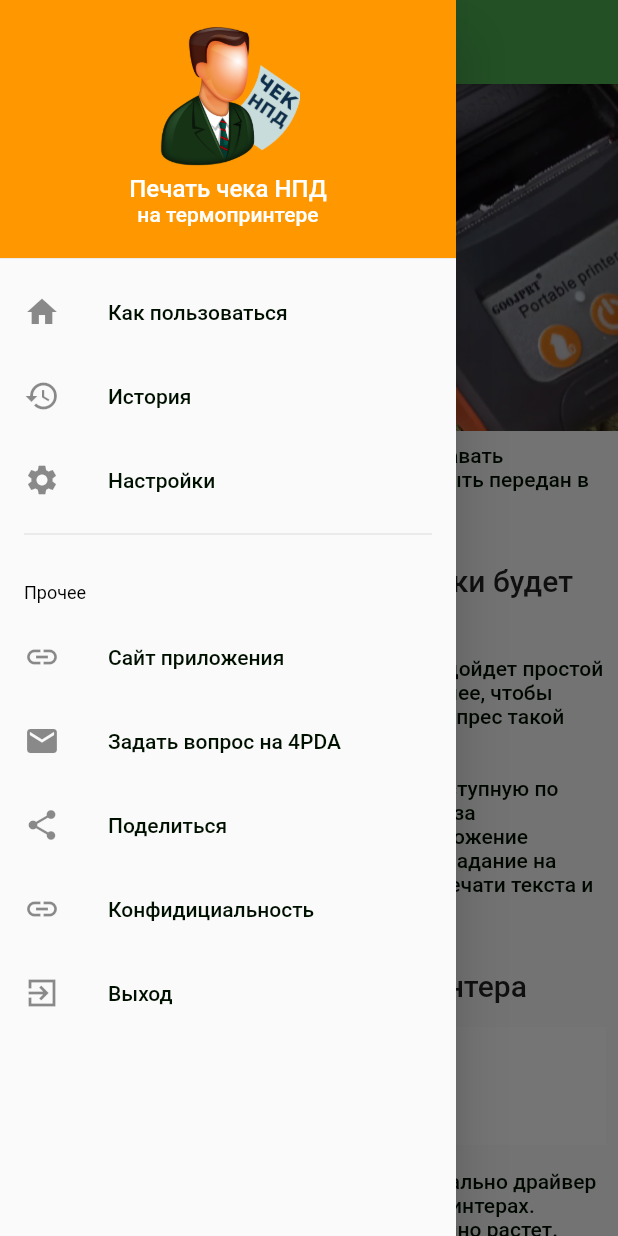
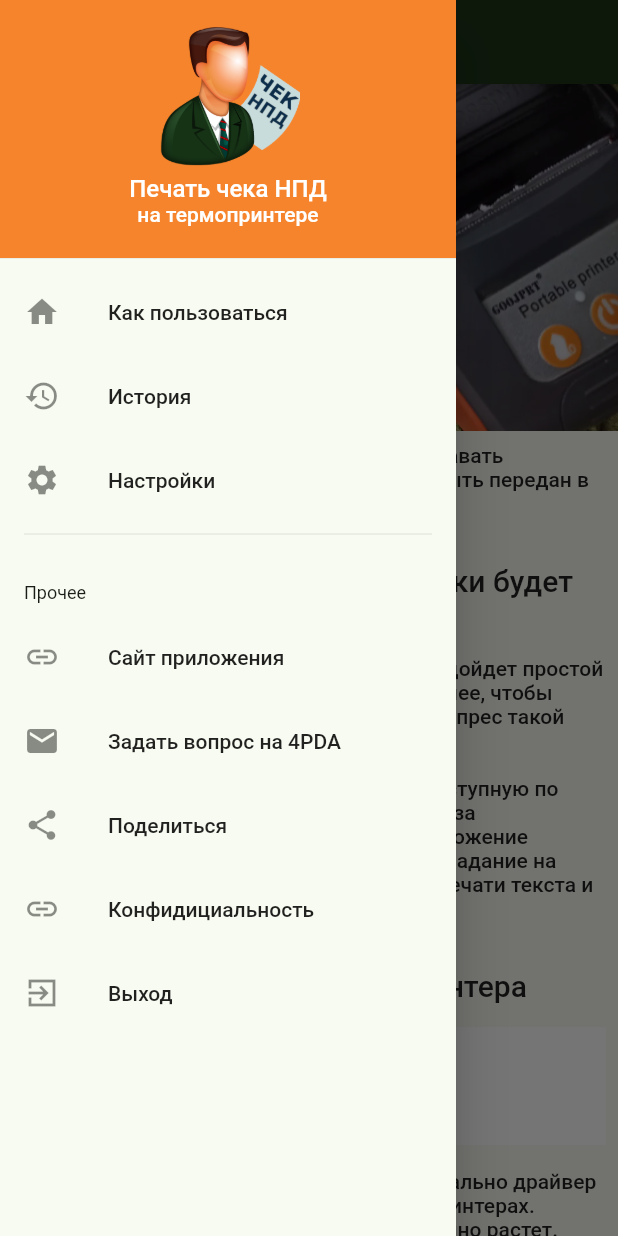
Before and after one commit to Muraveiko/npd_receipt, a Flutter app: the screen it shows after launch, with the side drawer open, on a phone screen of 412 x 824 dp. Run offline on Flutter 3.47's test engine with Material 2 defaults, Android fonts, the light colour scheme and no system bars; our stand-ins replace device_info_plus, double_back_to_close_app, floor, flutter_settings_screens, package_info_plus, share_plus and 1 more; missing offline and left inert: android_intent_plus, window_size; accounts and stored records are empty; generated files the repository leaves out were written again.

Commit message:
Переделал цвета на использование темы. Привел палитру к брендбуку.

```diff
--- a/lib/licenses_screen.dart
+++ b/lib/licenses_screen.dart
@@ -10,7 +10,7 @@ class LicensesScreen extends StatelessWidget {
         .textTheme
         .apply(displayColor: Theme.of(context).colorScheme.onSurface);
 
-    const linkStyle = TextStyle(color: Colors.green);
+    final linkStyle = TextStyle(color: Theme.of(context).primaryColor);
 
     return Scaffold(
         appBar: AppBar(
@@ -33,7 +33,7 @@ class LicensesScreen extends StatelessWidget {
             Text('Commercial usage: Allowed',
                 style: textTheme.bodyText1!),
             InkWell(
-                child: const Text('Free for public use with a link to http://www.aha-soft.com',style: linkStyle),
+                child: Text('Free for public use with a link to http://www.aha-soft.com',style: linkStyle),
                 onTap: () => launchUrl(Uri.parse('http://www.aha-soft.com'))
             ),
 
--- a/lib/main.dart
+++ b/lib/main.dart
@@ -39,6 +39,11 @@ class NpdApp extends StatelessWidget {
   // This widget is the root of your application.
   @override
   Widget build(BuildContext context) {
+    final ThemeData theme = ThemeData.from(colorScheme: ColorScheme.fromSeed(
+        seedColor: const Color(0xFF1d3517),
+        primary: const Color(0xFF1d3517),
+    ));
+
     return MaterialApp(
       localizationsDelegates: const [
         S.delegate,
@@ -49,14 +54,13 @@ class NpdApp extends StatelessWidget {
       supportedLocales: S.delegate.supportedLocales,
       onGenerateTitle: (context) => S.of(context).app_name,  // вариант локализованного заголовка
       debugShowCheckedModeBanner: false,
-      theme: ThemeData(
-          primarySwatch: Colors.green,
-          primaryColor: const Color(0xff001000),
-          primaryIconTheme: const IconThemeData(color: Colors.black),
-          primaryTextTheme:
-              const TextTheme(bodyText1: TextStyle(color: Colors.black)),
-          textTheme:
-              const TextTheme(bodyText1: TextStyle(color: Color(0xff001000)))),
+      theme: theme.copyWith(
+        colorScheme: theme.colorScheme.copyWith(
+            secondary: const Color(0xFFf6842c),
+            secondaryContainer: const Color(0xFFbd5500),
+            onSecondaryContainer: Colors.white,
+        ),
+      ),
       initialRoute: '/',
       routes: {
         '/': (context) => const HowUseScreen(),
--- a/lib/npd_drawer.dart
+++ b/lib/npd_drawer.dart
@@ -44,15 +44,15 @@ class NpdDrawer extends StatelessWidget {
         SizedBox(
         height: 180.0,
         child: DrawerHeader(
-            decoration: const BoxDecoration(color: Colors.orange),
+          decoration: BoxDecoration(color: Theme.of(context).colorScheme.secondary),
             child: Column(children: [
               const Image(image: AssetImage('assets/images/logo.png'), height: 96),
               const SizedBox(width: 1, height: 4),
               Text(S.of(context).nav_header_title,
-                style: const TextStyle(color: Colors.white, fontSize: 16),
+                style: TextStyle(color: Theme.of(context).colorScheme.onSecondary, fontSize: 16),
               ),
               Text(S.of(context).nav_header_subtitle,
-                style: const TextStyle(color: Colors.white, fontSize:14),
+                style: TextStyle(color: Theme.of(context).colorScheme.onSecondary, fontSize:14),
               ),
             ]),
            ),
--- a/lib/settings_screen.dart
+++ b/lib/settings_screen.dart
@@ -8,8 +8,6 @@ import 'package:package_info_plus/package_info_plus.dart';
 import 'package:flutter/foundation.dart';
 import 'package:device_info_plus/device_info_plus.dart';
 
-import 'inn_screen.dart';
-import 'licenses_screen.dart';
 
 class NpdSettingsScreen extends StatefulWidget {
   const NpdSettingsScreen({Key? key}) : super(key: key);
--- a/lib/view_screen.dart
+++ b/lib/view_screen.dart
@@ -161,7 +161,7 @@ class ViewScreenState extends State<ViewScreen> {
                Padding(
                  padding: const EdgeInsets.symmetric(horizontal: 8, vertical: 8),
                   child:
-                      Text('ИНН ${widget.rId.inn!}',style: const TextStyle(color: Colors.black,fontSize: 16),),
+                      Text('ИНН ${widget.rId.inn!}',style: const TextStyle(fontSize: 16),),
               ),
               Padding(
                 padding: const EdgeInsets.symmetric(horizontal: 8, vertical: 8),
@@ -179,7 +179,7 @@ class ViewScreenState extends State<ViewScreen> {
                 children: [
                    ElevatedButton(
                            style: ButtonStyle(
-                             backgroundColor: MaterialStateProperty.all<Color>(Colors.orange),
+                             backgroundColor: MaterialStateProperty.all<Color>(Theme.of(context).colorScheme.secondary),
                            ),
                            child: const Text('Сохранить'),
                             onPressed: () {
@@ -215,7 +215,7 @@ class ViewScreenState extends State<ViewScreen> {
         onPressed: () => {
           debugPrint("PRINT CHECK")
         },
-        backgroundColor: Colors.orange,
+        backgroundColor: Theme.of(context).colorScheme.secondary,
         child: const Icon(Icons.print),
       ),
     );
```
Also changed, not shown: lib/history_screen.dart (+8 -9 lines), lib/inn_screen.dart (+33 -13 lines).
